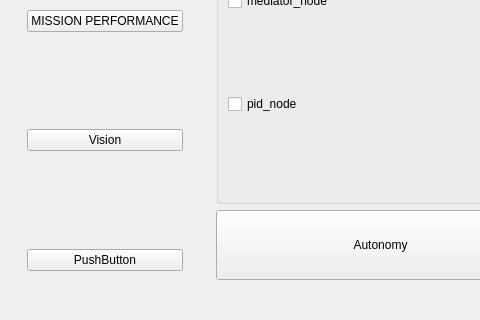
This is ros2_ws/src/gui_node/src/mainwindow.ui in Mechatronics-SDSU/Mechatronics-2023 as Qt 5 draws it before an edit; both pictures show x 0 to 480 and y 256 to 576 of the 1234 by 576 pixel window. The edited form follows.
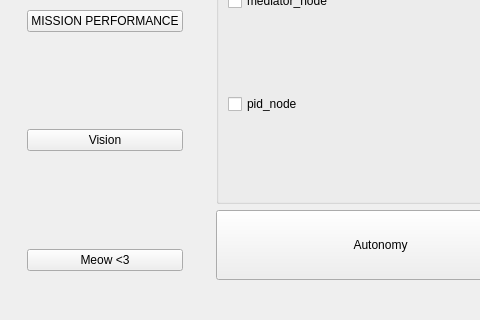
This is the edited form.

Patch:
```diff
--- a/ros2_ws/src/gui_node/src/mainwindow.ui
+++ b/ros2_ws/src/gui_node/src/mainwindow.ui
@@ -125,7 +125,7 @@
           <item>
            <widget class="QPushButton" name="pushButton_5">
             <property name="text">
-             <string>PushButton</string>
+             <string>Meow &lt;3</string>
             </property>
            </widget>
           </item>
```
Left out of the diff: 2 changed lines with no effect on the pictures.
